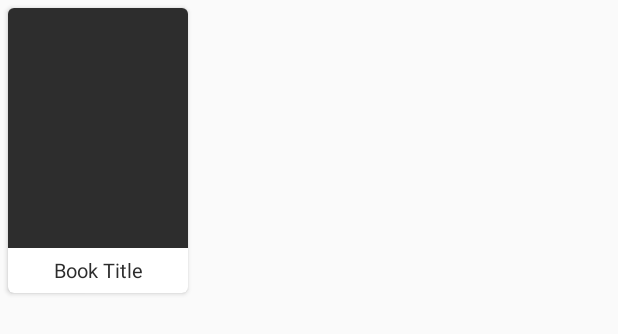
After one commit to Alexandr-An/FirstPage, an Android app: the layout cardview_item_book.xml on its own in the app's theme, with its tools: preview values and no code run, on a phone screen of 412 x 824 dp. The commit adds this screen. Shown: the top 334 px of the screen. Run offline under Robolectric (Android 15) with nearby library versions, the phone set to English and light mode, and no system bars.

Commit message:
two commit

```diff
--- a/app/build.gradle
+++ b/app/build.gradle
@@ -31,4 +31,9 @@ dependencies {
     testImplementation 'junit:junit:4.12'
     androidTestImplementation 'androidx.test.ext:junit:1.1.1'
     androidTestImplementation 'androidx.test.espresso:espresso-core:3.2.0'
+    implementation 'com.android.support:support-annotations:28.0.0'
+    implementation 'androidx.cardview:cardview:1.0.0'
+    implementation 'androidx.recyclerview:recyclerview:1.1.0'
+    //noinspection GradleCompatible
+    implementation 'com.android.support:cardview-v7:28.0.0'
 }
--- /dev/null
+++ b/app/src/main/res/layout/cardview_item_book.xml
@@ -0,0 +1,32 @@
+<?xml version="1.0" encoding="utf-8"?>
+<androidx.cardview.widget.CardView xmlns:android="http://schemas.android.com/apk/res/android"
+    android:layout_width="120dp"
+    android:layout_height="190dp"
+    xmlns:cardview="http://schemas.android.com/apk/res-auto"
+    android:layout_margin="5dp"
+    cardview:cardCornerRadius="4dp">
+
+
+    <LinearLayout
+        android:layout_width="match_parent"
+        android:layout_height="match_parent"
+        android:orientation="vertical">
+
+        <ImageView
+            android:id="@+id/book_image_id"
+            android:layout_width="match_parent"
+            android:layout_height="160dp"
+            android:scaleType="centerCrop"
+            android:background="#2d2d2d"/>
+        <TextView
+            android:id="@+id/book_title_id"
+            android:textColor="#2d2d2d"
+            android:gravity="center"
+            android:textSize="13sp"
+            android:layout_width="match_parent"
+            android:layout_height="match_parent"
+            android:text="Book Title"/>
+
+    </LinearLayout>
+
+</androidx.cardview.widget.CardView>
--- a/app/src/main/res/values/colors.xml
+++ b/app/src/main/res/values/colors.xml
@@ -1,6 +1,6 @@
 <?xml version="1.0" encoding="utf-8"?>
 <resources>
-    <color name="colorPrimary">#6200EE</color>
+    <color name="colorPrimary">#03A9F4</color>
     <color name="colorPrimaryDark">#3700B3</color>
     <color name="colorAccent">#03DAC5</color>
 </resources>
```
Also changed, not shown: app/src/main/java/com/memeses/firstpage/Book.java (added, +52 -0 lines), app/src/main/java/com/memeses/firstpage/RecyclerViewAdapter.java (added, +65 -0 lines), app/src/main/res/layout/activity_main.xml (+10 -11 lines), app/src/main/res/drawable/hediedwith.png (added), app/src/main/res/drawable/mariasemples.jpg (added), app/src/main/res/drawable/privacy.jpg (added), app/src/main/res/drawable/themartian.jpg (added), app/src/main/res/drawable/thevigitarian.jpg (added), app/src/main/res/drawable/thewildrobot.jpg (added).
